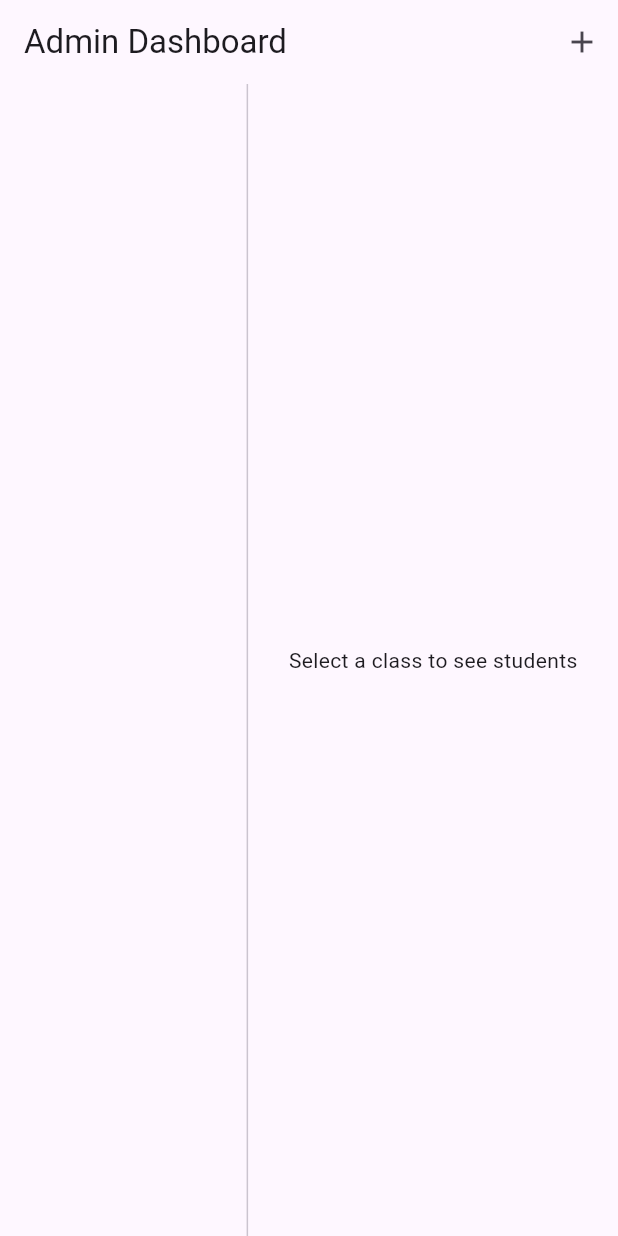
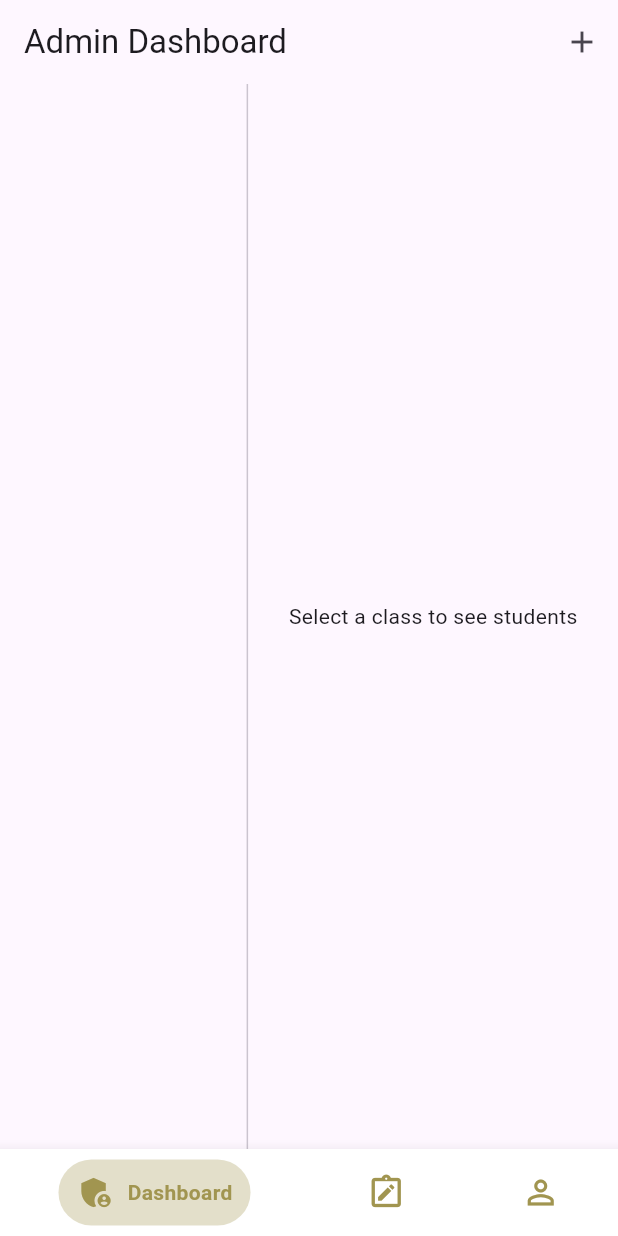
Before and after one commit to LihinduPerera/AmaMeet-Streaming_NoteSharing_App, a Flutter app: the screen it shows after launch, on a phone screen of 412 x 824 dp. Run offline on Flutter 3.47's test engine with Material 3 defaults, Android fonts, the phone set to English and light mode, and no system bars; drawn by our look-alikes of stylish_bottom_bar; our stand-ins replace cloud_firestore, equatable, firebase_auth, firebase_core, flutter_bloc, google_sign_in and 1 more; missing offline and left inert: firebase_cloud_firestore, jitsi_meet_flutter_sdk; accounts and stored records are empty.

Commit message:
Add PageSelection screen with bottom navigation; update main app entry point

```diff
--- a/admin/lib/main.dart
+++ b/admin/lib/main.dart
@@ -1,6 +1,6 @@
 import 'package:ama_meet_admin/blocs/class/classes_bloc.dart';
 import 'package:ama_meet_admin/repositories/admin_repository.dart';
-import 'package:ama_meet_admin/screens/admin_dashboard.dart';
+import 'package:ama_meet_admin/screens/page_selection.dart';
 import 'package:firebase_core/firebase_core.dart';
 import 'package:flutter/material.dart';
 import 'package:flutter_bloc/flutter_bloc.dart';
@@ -28,7 +28,7 @@ class MyApp extends StatelessWidget {
           colorScheme: ColorScheme.fromSeed(seedColor: Colors.deepPurple),
           useMaterial3: true,
         ),
-        home: const AdminDashboard(),
+        home: const PageSelection()
       ),
     );
   }
--- /dev/null
+++ b/admin/lib/screens/page_selection.dart
@@ -0,0 +1,68 @@
+import 'package:ama_meet_admin/screens/admin_dashboard.dart';
+import 'package:ama_meet_admin/utils/colors.dart';
+import 'package:flutter/material.dart';
+import 'package:stylish_bottom_bar/stylish_bottom_bar.dart';
+
+class PageSelection extends StatefulWidget {
+  const PageSelection({super.key});
+
+  @override
+  State<PageSelection> createState() => _PageSelectionState();
+}
+
+class _PageSelectionState extends State<PageSelection> {
+  int _page = 0;
+
+  final List<Widget> pages = [
+    AdminDashboard(),
+    Center(child: Text("Page2")),
+    Center(child: Text("Page3")),
+  ];
+
+  @override
+  Widget build(BuildContext context) {
+    return Scaffold(
+      backgroundColor: const Color(0xFFeeedf2),
+      body: pages[_page],
+      bottomNavigationBar: StylishBottomBar(
+        option: BubbleBarOptions(
+          barStyle: BubbleBarStyle.horizontal,
+          bubbleFillStyle: BubbleFillStyle.fill,
+          opacity: 0.3,
+        ),
+        currentIndex: _page,
+        onTap: (index) {
+          setState(() {
+            _page = index;
+          });
+        },
+        // iconSpace: 12.0,
+        items: [
+          BottomBarItem(
+            icon: const Icon(Icons.admin_panel_settings_outlined),
+            selectedIcon: const Icon(Icons.admin_panel_settings),
+            title: const Text('Dashboard'),
+            backgroundColor: buttonColor,
+
+            // selectedColor: Colors.pink,
+            // badge: const Text('1+'),
+            // badgeColor: Colors.red,
+            // showBadge: true,
+          ),
+          BottomBarItem(
+            icon: const Icon(Icons.note_alt_outlined),
+            selectedIcon: const Icon(Icons.note_alt),
+            title: const Text('Notes'),
+            backgroundColor: buttonColor,
+          ),
+          BottomBarItem(
+            icon: const Icon(Icons.person_outline),
+            selectedIcon: const Icon(Icons.person),
+            title: const Text('Account'),
+            backgroundColor: buttonColor,
+          ),
+        ],
+      ),
+    );
+  }
+}
--- /dev/null
+++ b/admin/lib/utils/colors.dart
@@ -0,0 +1,7 @@
+import 'package:flutter/material.dart';
+
+const backgroundColor = Color.fromRGBO(36, 36, 36, 1);
+// const buttonColor = Color.fromRGBO(14, 114, 236, 1);
+const buttonColor = Color.fromARGB(255, 161, 149, 80);
+const footerColor = Color.fromRGBO(26, 26, 26, 1);
+const secondaryBackgroundColor = Color.fromRGBO(46, 46, 46, 1);
```
